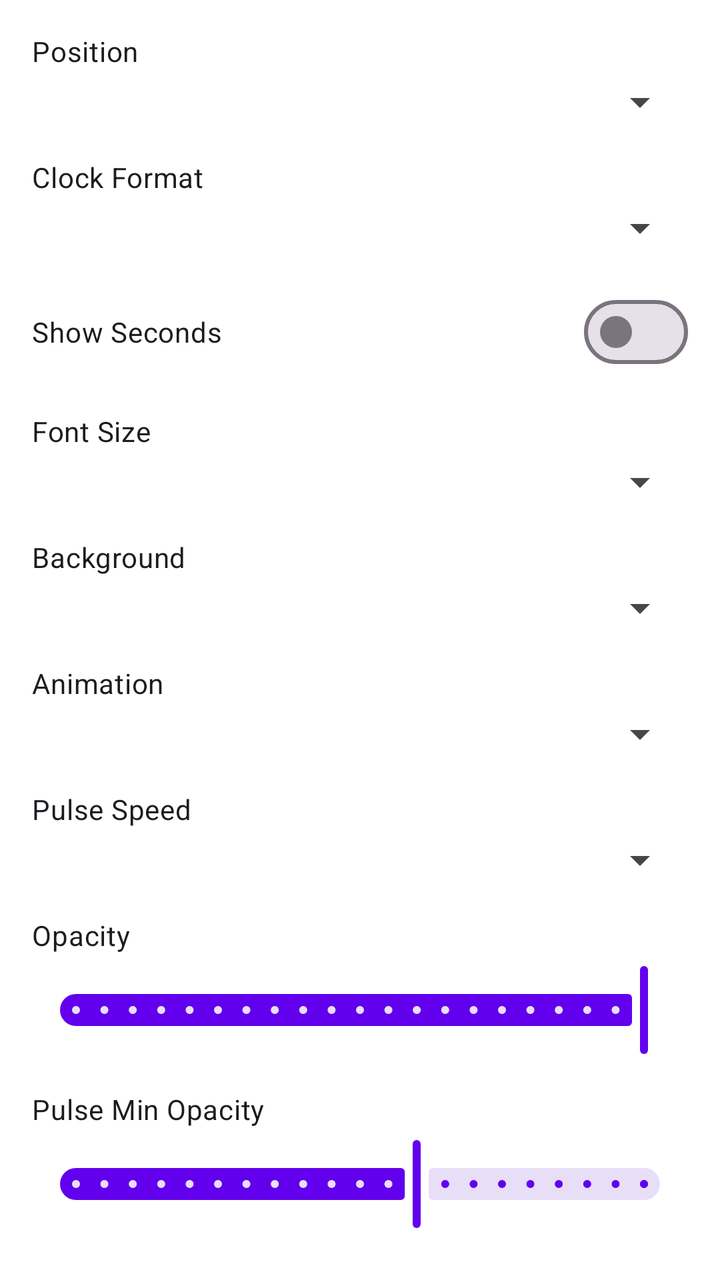
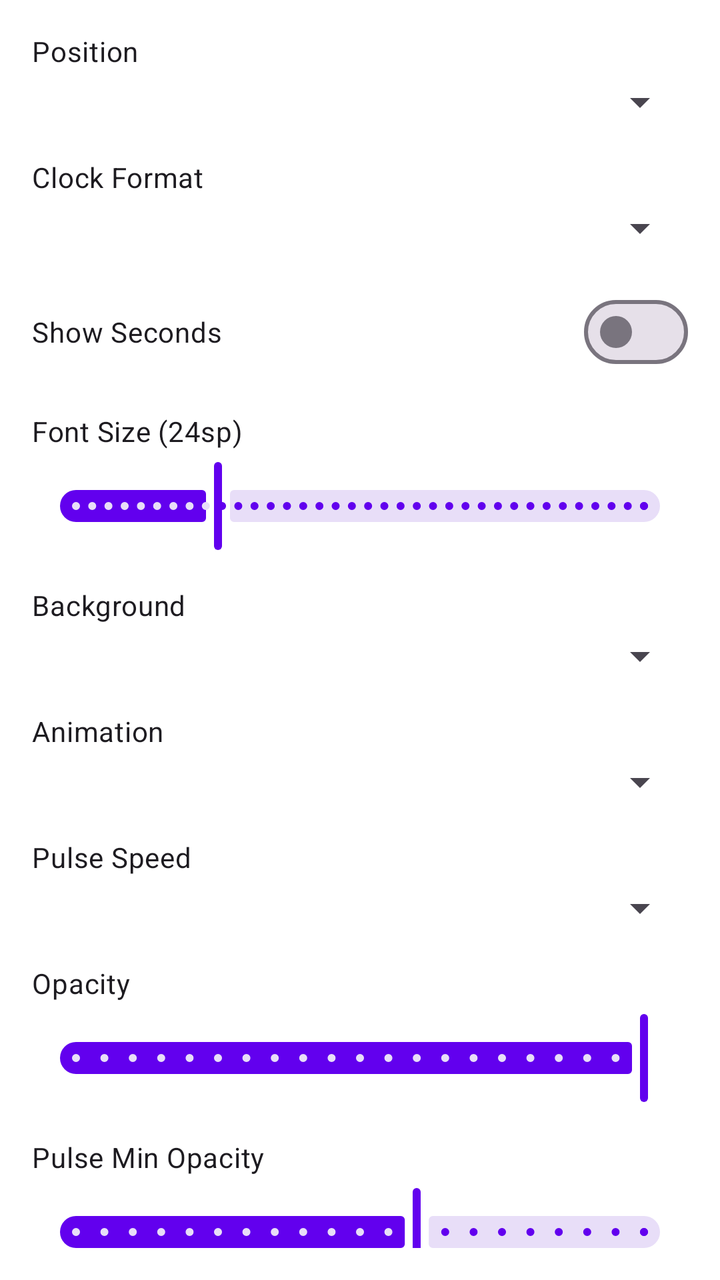

Compare the two renders of this Android layout. The source of the first and the diff that turns it into the second are given below.
<!-- AndroidManifest.xml: application theme Theme.AndroidScreensaver -->
<!-- res/layout/include_decoration_clock_settings.xml -->
<?xml version="1.0" encoding="utf-8"?>
<LinearLayout xmlns:android="http://schemas.android.com/apk/res/android"
    android:layout_width="match_parent"
    android:layout_height="wrap_content"
    android:orientation="vertical"
    android:padding="16dp">

    
    <TextView
        android:layout_width="wrap_content"
        android:layout_height="wrap_content"
        android:text="Position"
        android:textAppearance="?attr/textAppearanceBodyMedium"
        android:layout_marginBottom="4dp" />

    <Spinner
        android:id="@+id/spinner_position"
        android:layout_width="match_parent"
        android:layout_height="wrap_content"
        android:layout_marginBottom="16dp" />

    
    <TextView
        android:layout_width="wrap_content"
        android:layout_height="wrap_content"
        android:text="Clock Format"
        android:textAppearance="?attr/textAppearanceBodyMedium"
        android:layout_marginBottom="4dp" />

    <Spinner
        android:id="@+id/spinner_format"
        android:layout_width="match_parent"
        android:layout_height="wrap_content"
        android:layout_marginBottom="16dp" />

    
    <com.google.android.material.materialswitch.MaterialSwitch
        android:id="@+id/switch_show_seconds"
        android:layout_width="match_parent"
        android:layout_height="wrap_content"
        android:text="Show Seconds"
        android:layout_marginBottom="16dp" />

    
    <TextView
        android:layout_width="wrap_content"
        android:layout_height="wrap_content"
        android:text="Font Size"
        android:textAppearance="?attr/textAppearanceBodyMedium"
        android:layout_marginBottom="4dp" />

    <Spinner
        android:id="@+id/spinner_font_size"
        android:layout_width="match_parent"
        android:layout_height="wrap_content"
        android:layout_marginBottom="16dp" />

    
    <TextView
        android:layout_width="wrap_content"
        android:layout_height="wrap_content"
        android:text="Background"
        android:textAppearance="?attr/textAppearanceBodyMedium"
        android:layout_marginBottom="4dp" />

    <Spinner
        android:id="@+id/spinner_background"
        android:layout_width="match_parent"
        android:layout_height="wrap_content"
        android:layout_marginBottom="16dp" />

    
    <TextView
        android:layout_width="wrap_content"
        android:layout_height="wrap_content"
        android:text="Animation"
        android:textAppearance="?attr/textAppearanceBodyMedium"
        android:layout_marginBottom="4dp" />

    <Spinner
        android:id="@+id/spinner_animation"
        android:layout_width="match_parent"
        android:layout_height="wrap_content"
        android:layout_marginBottom="16dp" />

    
    <LinearLayout
        android:id="@+id/layout_pulse_speed"
        android:layout_width="match_parent"
        android:layout_height="wrap_content"
        android:orientation="vertical"
        android:layout_marginBottom="16dp">

        <TextView
            android:layout_width="wrap_content"
            android:layout_height="wrap_content"
            android:text="Pulse Speed"
            android:textAppearance="?attr/textAppearanceBodyMedium"
            android:layout_marginBottom="4dp" />

        <Spinner
            android:id="@+id/spinner_pulse_speed"
            android:layout_width="match_parent"
            android:layout_height="wrap_content" />

    </LinearLayout>

    
    <TextView
        android:layout_width="wrap_content"
        android:layout_height="wrap_content"
        android:text="Opacity"
        android:textAppearance="?attr/textAppearanceBodyMedium"
        android:layout_marginBottom="4dp" />

    <com.google.android.material.slider.Slider
        android:id="@+id/slider_opacity"
        android:layout_width="match_parent"
        android:layout_height="wrap_content"
        android:valueFrom="0"
        android:valueTo="100"
        android:value="100"
        android:stepSize="5"
        android:layout_marginBottom="16dp" />

    
    <TextView
        android:layout_width="wrap_content"
        android:layout_height="wrap_content"
        android:text="Pulse Min Opacity"
        android:textAppearance="?attr/textAppearanceBodyMedium"
        android:layout_marginBottom="4dp" />

    <com.google.android.material.slider.Slider
        android:id="@+id/slider_pulse_min_opacity"
        android:layout_width="match_parent"
        android:layout_height="wrap_content"
        android:valueFrom="0"
        android:valueTo="100"
        android:value="60"
        android:stepSize="5"
        android:layout_marginBottom="16dp" />

    
    <TextView
        android:layout_width="wrap_content"
        android:layout_height="wrap_content"
        android:text="Pulse Max Opacity"
        android:textAppearance="?attr/textAppearanceBodyMedium"
        android:layout_marginBottom="4dp" />

    <com.google.android.material.slider.Slider
        android:id="@+id/slider_pulse_max_opacity"
        android:layout_width="match_parent"
        android:layout_height="wrap_content"
        android:valueFrom="0"
        android:valueTo="100"
        android:value="100"
        android:stepSize="5"
        android:layout_marginBottom="16dp" />

</LinearLayout>
<!-- resources referenced by this layout -->
<resources>
  <style name="Theme.AndroidScreensaver" parent="Theme.Material3.Light.NoActionBar">
          
          <item name="colorPrimary">@color/primary</item>
          <item name="colorPrimaryVariant">@color/primary_dark</item>
          <item name="colorOnPrimary">@color/on_primary</item>
          
          <item name="colorSecondary">@color/secondary</item>
          <item name="colorSecondaryVariant">@color/secondary_dark</item>
          <item name="colorOnSecondary">@color/on_secondary</item>
          
          <item name="android:statusBarColor">@color/primary_dark</item>
          
          <item name="android:windowBackground">@color/background</item>
      </style>
  <color name="primary">#6200EE</color>
  <color name="primary_dark">#3700B3</color>
  <color name="on_primary">#FFFFFF</color>
  <color name="secondary">#03DAC6</color>
  <color name="secondary_dark">#018786</color>
  <color name="on_secondary">#000000</color>
  <color name="background">#FFFFFF</color>
</resources>

<!-- the commit's change to res/layout/include_decoration_clock_settings.xml (unified diff, before → after) -->
@@ -43,16 +43,21 @@
 
     
     <TextView
+        android:id="@+id/label_font_size"
         android:layout_width="wrap_content"
         android:layout_height="wrap_content"
-        android:text="Font Size"
+        android:text="Font Size (24sp)"
         android:textAppearance="?attr/textAppearanceBodyMedium"
         android:layout_marginBottom="4dp" />
 
-    <Spinner
-        android:id="@+id/spinner_font_size"
+    <com.google.android.material.slider.Slider
+        android:id="@+id/slider_font_size"
         android:layout_width="match_parent"
         android:layout_height="wrap_content"
+        android:valueFrom="8"
+        android:valueTo="72"
+        android:value="24"
+        android:stepSize="1"
         android:layout_marginBottom="16dp" />
 
     
